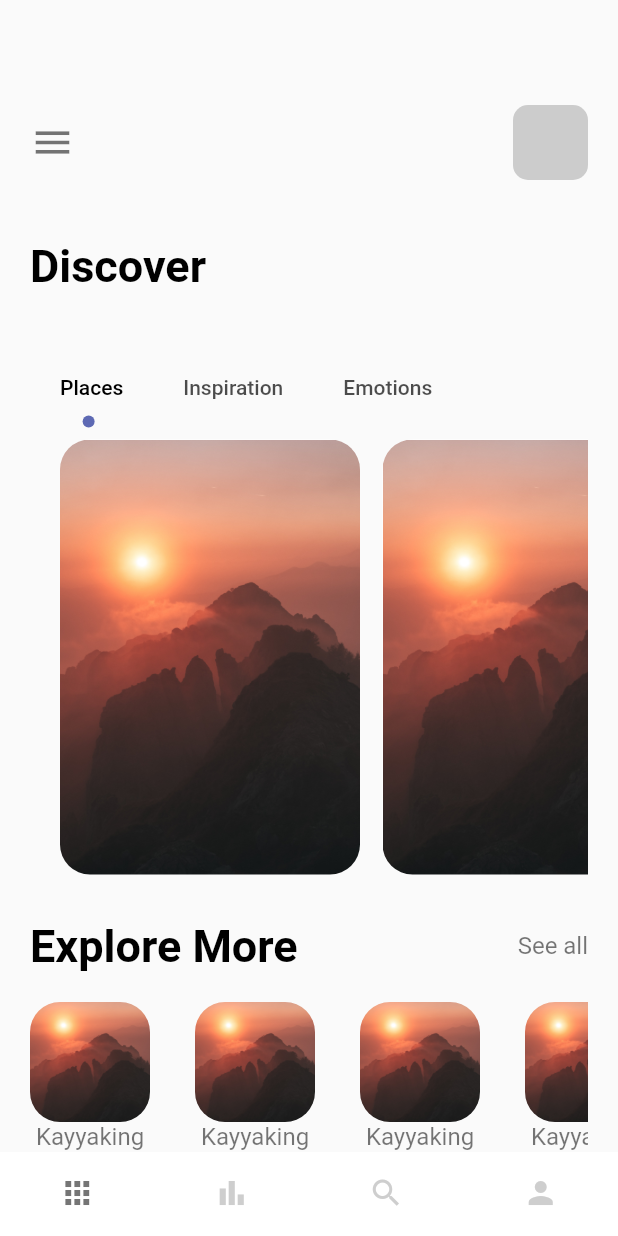
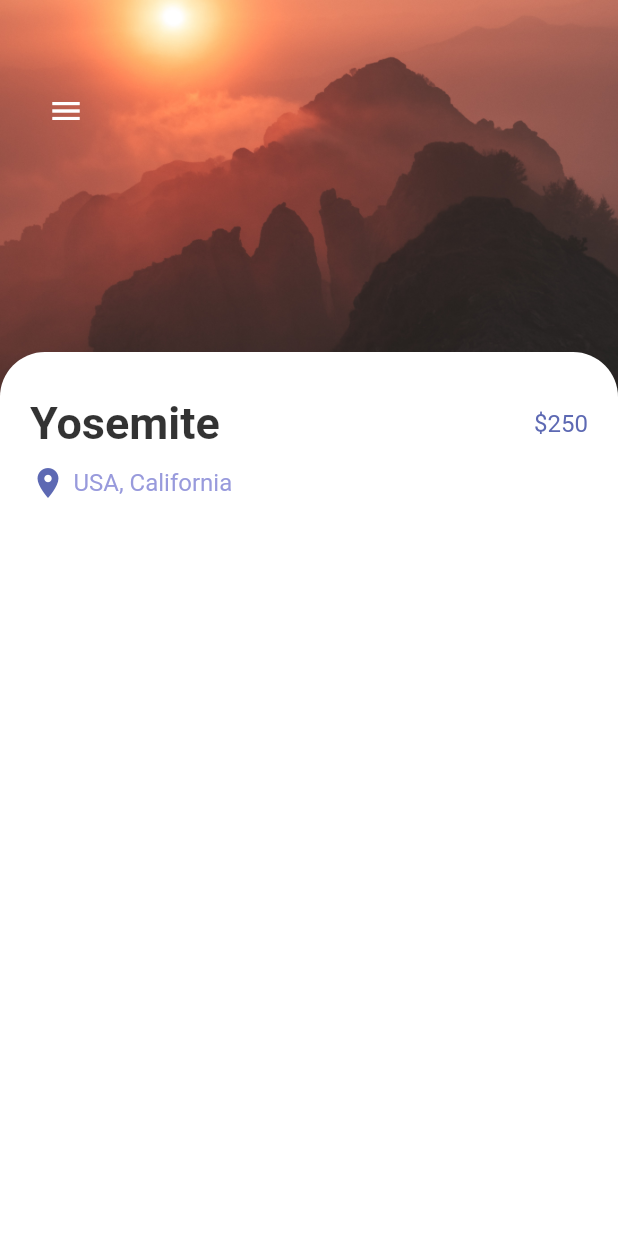
Before and after one commit to SHINDONGDONG/beginners_flutter, a Flutter app: the screen it shows after launch, on a phone screen of 412 x 824 dp. Run offline on Flutter 3.47's test engine with Material 2 defaults, Android fonts, the phone set to English and light mode, and no system bars.

Commit message:
Home detail

```diff
--- a/lib/main.dart
+++ b/lib/main.dart
@@ -1,3 +1,4 @@
+import 'package:beginners_flutter/pages/detail_page.dart';
 import 'package:beginners_flutter/pages/navpages/main_page.dart';
 import 'package:beginners_flutter/pages/welcome_page.dart';
 import 'package:flutter/material.dart';
@@ -18,7 +19,7 @@ class MyApp extends StatelessWidget {
 
           primarySwatch: Colors.blue,
         ),
-        home: const MainPage()
+        home: const DetailPage()
     );
   }
 }
--- /dev/null
+++ b/lib/pages/detail_page.dart
@@ -0,0 +1,92 @@
+import 'package:beginners_flutter/misc/colors.dart';
+import 'package:beginners_flutter/widget/app_large_text.dart';
+import 'package:beginners_flutter/widget/app_text.dart';
+import 'package:flutter/cupertino.dart';
+import 'package:flutter/material.dart';
+
+class DetailPage extends StatefulWidget {
+  const DetailPage({Key? key}) : super(key: key);
+
+  @override
+  State<DetailPage> createState() => _DetailPageState();
+}
+
+class _DetailPageState extends State<DetailPage> {
+  @override
+  Widget build(BuildContext context) {
+    return Scaffold(
+      //기본배경을 컨테이너로 깔아줄것이고.
+      body: Container(
+        width: double.maxFinite,
+        height: double.maxFinite,
+        //스택으로 차곡차곡 이미지와 버튼같은것들을 쌓아서 표현해줄것임.
+        child: Stack(
+          children: [
+            //Position을 잡아준다.
+            Positioned(
+              left: 0,
+              right: 0,
+              child: Container(
+
+                width: double.maxFinite,
+                height: MediaQuery.of(context).size.height / 3,
+                decoration: BoxDecoration(
+                  image: DecorationImage(
+                      image: AssetImage("img/mountain.jpg"), fit: BoxFit.cover),
+                ),
+              ),
+            ),
+            Positioned(
+              top: MediaQuery.of(context).size.height / 3 -40,
+              child: Container(
+                padding: EdgeInsets.only(left: 20,right: 20,bottom: 20,top: 30),
+                width: MediaQuery.of(context).size.width,
+                height: MediaQuery.of(context).size.height,
+                decoration: BoxDecoration(
+                  color: Colors.white ,
+                  borderRadius: BorderRadius.only(
+                    topLeft: Radius.circular(30),
+                    topRight: Radius.circular(30),
+                  ),
+                ),
+                child: Column(
+                  children: [
+                    Row(
+                      mainAxisAlignment: MainAxisAlignment.spaceBetween,
+                      children: [
+                        AppLargeText(text: "Yosemite",color: Colors.black.withOpacity(0.8),),
+                        AppText(text: "\$250", color: AppColors.mainColor),
+                      ],
+                    ),
+                    SizedBox(height: 10,),
+                    Row(
+                      children: [
+                        Icon(Icons.location_on, color: AppColors.mainColor,),
+                        const SizedBox(width: 5,),
+                        AppText(text: "USA, California", color: AppColors.textColor1,),
+
+                      ],
+                    ),
+                  ],
+                ),
+              ),
+            ),
+            Positioned(
+              left: 20,
+              top: 50,
+              child: Row(
+                children: [
+                  IconButton(
+                    onPressed: () {},
+                    icon: Icon(Icons.menu),
+                    color: Colors.white,
+                  ),
+                ],
+              ),
+            ),
+          ],
+        ),
+      ),
+    );
+  }
+}
--- a/lib/pages/navpages/home_page.dart
+++ b/lib/pages/navpages/home_page.dart
@@ -12,10 +12,17 @@ class HomePage extends StatefulWidget {
 }
 
 class _HomePageState extends State<HomePage> with TickerProviderStateMixin {
+  //key value값으로 이미지를 받아오자.
+  var images = {
+    "goal.png":"Goal",
+    "rocket.png":"Rocket",
+    "airplane.png":"Airplane",
+    "repair-tools.png":"Tools"
+  };
+
   @override
   Widget build(BuildContext context) {
     TabController _tabController = TabController(length: 3, vsync: this);
-
     return Scaffold(
       body: Container(
         margin: const EdgeInsets.only(left: 20, right: 20, top: 70),
@@ -44,12 +51,12 @@ class _HomePageState extends State<HomePage> with TickerProviderStateMixin {
               ),
             ),
             const SizedBox(
-              height: 40,
+              height: 30,
             ),
             Container(
               child: AppLargeText(text: "Discover"),
             ), //디스커버 컨테이너
-            const SizedBox(height: 40),
+            const SizedBox(height: 20),
             //tabbar
             Container(
               child: Align(
@@ -124,11 +131,11 @@ class _HomePageState extends State<HomePage> with TickerProviderStateMixin {
               height: 20,
             ),
             Container(
-              height: 100,
+              height: 120,
               width: double.maxFinite,
               // margin: const EdgeInsets.only(left: 20),
               child: ListView.builder(
-                itemCount: 4,
+                itemCount: images.length,
                 scrollDirection: Axis.horizontal,
                 itemBuilder: (_, int index) {
                   return Container(
@@ -136,18 +143,19 @@ class _HomePageState extends State<HomePage> with TickerProviderStateMixin {
                     child: Column(
                       children: [
                         Container(
-                          // margin: EdgeInsets.only(right: 50),
                           width: 80,
                           height: 80,
                           decoration: BoxDecoration(
                             borderRadius: BorderRadius.circular(20),
-                            image: const DecorationImage(
-                                image: AssetImage("img/mountain.jpg"),
-                                fit: BoxFit.cover),
+                            image: DecorationImage(
+                                image: AssetImage("img/${images.keys.elementAt(index)}"),
+                                fit: BoxFit.cover
+                            ),
                           ),
                         ),
+                        SizedBox(height: 10,),
                         Container(
-                          child: AppText(text: "Kayyaking"),
+                          child: AppText(text: images.values.elementAt(index)),
                         ),
                       ],
                     ),
@@ -155,6 +163,7 @@ class _HomePageState extends State<HomePage> with TickerProviderStateMixin {
                 },
               ),
             ),
+            const SizedBox(height: 5,)
           ],
         ),
       ),
@@ -171,7 +180,7 @@ class CircleTabIndicator extends Decoration {
 
   @override
   BoxPainter createBoxPainter([VoidCallback? onChanged]) {
-    return _CirclePainter(color: color, radius: radius);
+    return _CirclePainter(color:  color, radius: radius);
   }
 }
 
```
Also changed, not shown: img/airplane.png (added), img/button-one.png, img/goal.png (added), img/repair-tools.png (added), img/rocket.png (added).
